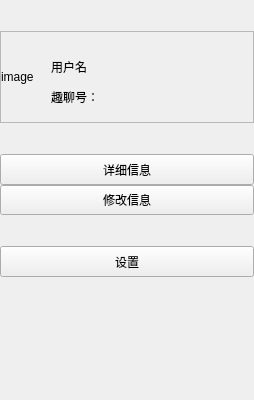
First picture: the form in customWidget/widgetmine.ui, repository GhostsLYB/Client, before the edit.
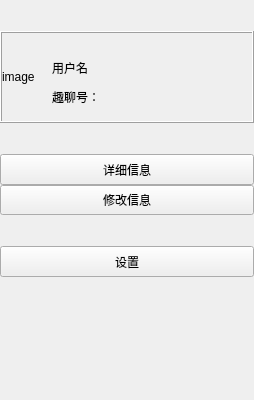
Second picture: the form after the edit.

The edit to the form file:
```diff
--- a/customWidget/widgetmine.ui
+++ b/customWidget/widgetmine.ui
@@ -45,7 +45,7 @@
    <item>
     <widget class="QFrame" name="frame">
      <property name="frameShape">
-      <enum>QFrame::StyledPanel</enum>
+      <enum>QFrame::Box</enum>
      </property>
      <property name="frameShadow">
       <enum>QFrame::Raised</enum>
```
